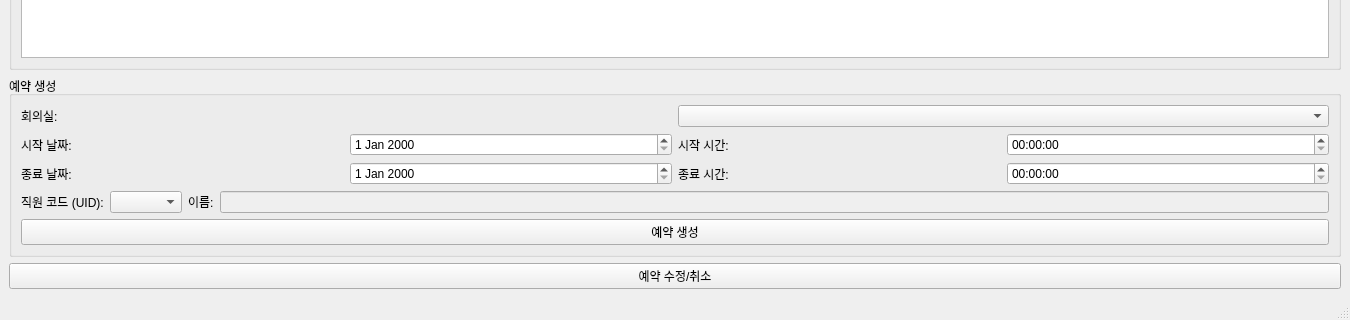
Old version of the form adminGUI/reservation.ui in the repository addinedu-ros-10th/iot-repo-1; both pictures show x 0 to 1350 and y 480 to 800 of the 1350 by 800 pixel window.
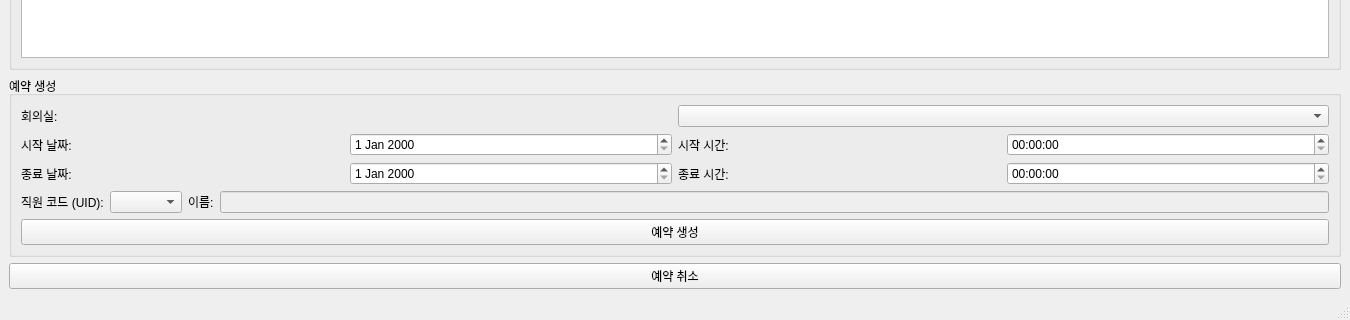
New version of the form.

Commit message: 주석제거 ui이름 수정

Diff of the .ui file:
```diff
--- a/adminGUI/reservation.ui
+++ b/adminGUI/reservation.ui
@@ -228,7 +228,7 @@
     <item>
      <widget class="QPushButton" name="editCancelBtn">
       <property name="text">
-       <string>예약 수정/취소</string>
+       <string>예약 취소</string>
       </property>
      </widget>
     </item>
```
The commit also changes 1 other file.
